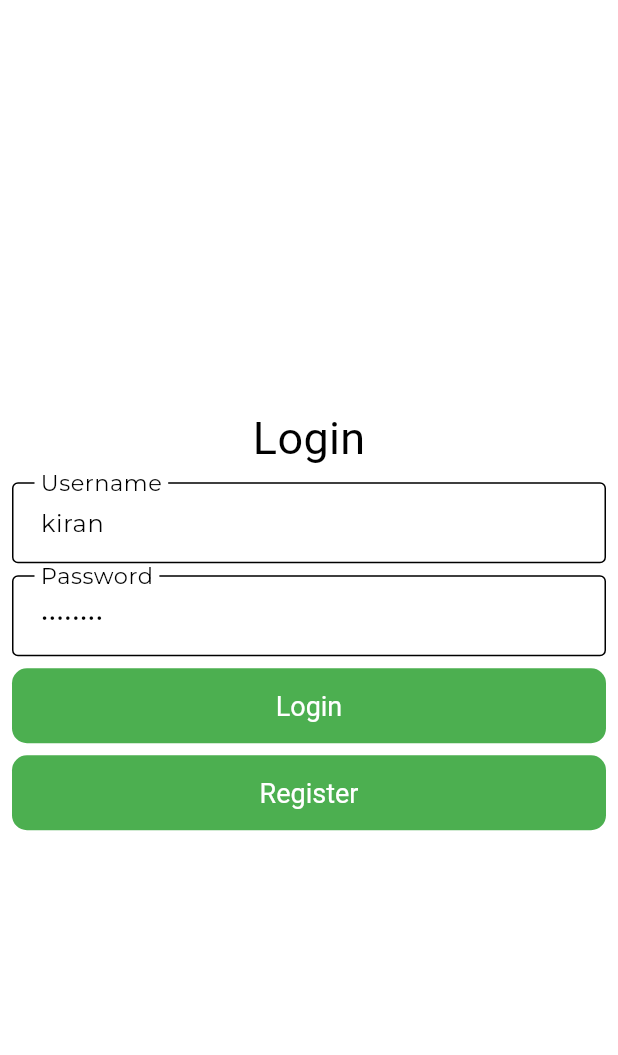
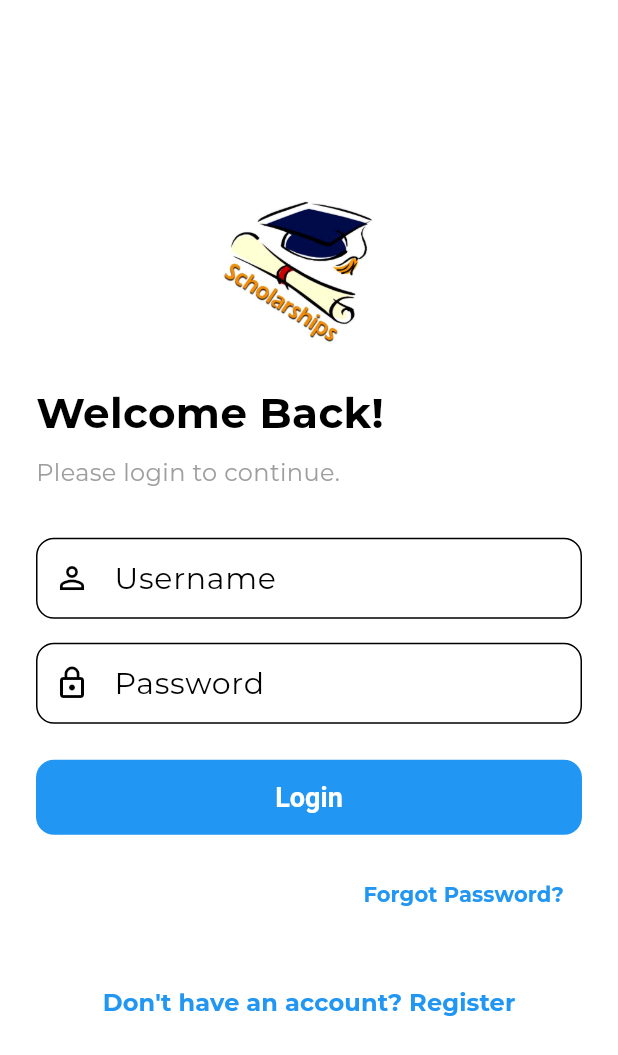
Before and after one commit to khushburajak/scholarship_finder_app, a Flutter app: the screen it shows after launch, after a tap on "Skip", on a phone screen of 412 x 824 dp. Shown: the top 1055 px of the screen. Run offline on Flutter 3.47's test engine with Material 3 defaults, Android fonts, the phone set to English and light mode, and no system bars; our stand-ins replace bloc, dartz, equatable, flutter_bloc, get_it, hive_flutter; accounts and stored records are empty; Roboto replaces fonts that are missing (Brand Bold); statements that could not run were skipped.

Commit message:
Login and Register UI modified

```diff
--- a/lib/core/theme/app_theme.dart
+++ b/lib/core/theme/app_theme.dart
@@ -1,5 +1,4 @@
 import 'package:flutter/material.dart';
-import 'package:scholarshuip_finder_app/app/constants/theme_constant.dart';
 
 class AppTheme {
   AppTheme._();
@@ -9,10 +8,10 @@ class AppTheme {
       // change the theme according to the user preference
       colorScheme: isDarkMode
           ? const ColorScheme.dark(
-              primary: ThemeConstant.darkPrimaryColor,
+              primary: Color.fromARGB(255, 226, 59, 255),
             )
           : const ColorScheme.light(
-              primary: Color.fromARGB(255, 17, 119, 20),
+              primary: Color.fromARGB(255, 17, 37, 119),
             ),
       brightness: isDarkMode ? Brightness.dark : Brightness.light,
       fontFamily: 'Montserrat',
@@ -21,7 +20,7 @@ class AppTheme {
       // Change app bar color
       appBarTheme: const AppBarTheme(
         elevation: 0,
-        backgroundColor: ThemeConstant.appBarColor,
+        backgroundColor: Color.fromARGB(255, 84, 76, 175),
         centerTitle: true,
         titleTextStyle: TextStyle(
           color: Colors.white,
@@ -34,7 +33,7 @@ class AppTheme {
         style: ElevatedButton.styleFrom(
           elevation: 0,
           foregroundColor: Colors.white,
-          backgroundColor: ThemeConstant.primaryColor,
+          backgroundColor: const Color.fromARGB(255, 79, 76, 175),
           textStyle: const TextStyle(
             fontSize: 20,
           ),
@@ -53,22 +52,22 @@ class AppTheme {
         ),
         errorBorder: OutlineInputBorder(
           borderSide: BorderSide(
-            color: Colors.red,
+            color: Color.fromARGB(255, 247, 33, 18),
           ),
         ),
         focusedBorder: OutlineInputBorder(
           borderSide: BorderSide(
-            color: ThemeConstant.primaryColor,
+            color: Color.fromARGB(255, 76, 91, 175),
           ),
         ),
       ),
       // Circular progress bar theme
       progressIndicatorTheme: const ProgressIndicatorThemeData(
-        color: ThemeConstant.primaryColor,
+        color: Color.fromARGB(255, 76, 86, 175),
       ),
       //Bottom navigation bar theme
       bottomNavigationBarTheme: const BottomNavigationBarThemeData(
-        backgroundColor: Colors.lightGreen,
+        backgroundColor: Color.fromARGB(255, 74, 96, 195),
         selectedItemColor: Colors.white,
         unselectedItemColor: Colors.black,
         type: BottomNavigationBarType.fixed,
--- a/lib/features/auth/presentation/view/login_view.dart
+++ b/lib/features/auth/presentation/view/login_view.dart
@@ -7,62 +7,96 @@ class LoginView extends StatelessWidget {
   LoginView({super.key});
 
   final _formKey = GlobalKey<FormState>();
-  final _usernameController = TextEditingController(text: 'kiran');
-  final _passwordController = TextEditingController(text: 'kiran123');
-
-  final _gap = const SizedBox(height: 8);
+  final _usernameController = TextEditingController();
+  final _passwordController = TextEditingController();
 
   @override
   Widget build(BuildContext context) {
+    final size = MediaQuery.of(context).size;
+
     return Scaffold(
       body: SafeArea(
-        child: Form(
-          key: _formKey,
         child: Center(
           child: SingleChildScrollView(
             child: Padding(
-                padding: const EdgeInsets.all(8),
+              padding: const EdgeInsets.symmetric(horizontal: 24, vertical: 16),
+              child: Column(
+                crossAxisAlignment: CrossAxisAlignment.start,
+                children: [
+                  // Brand or App Logo
+                  Center(
+                    child: Image.asset(
+                      'assets/images/splash.jpg', // Replace with your app's logo
+                      height: 100,
+                    ),
+                  ),
+                  const SizedBox(height: 24),
+                  // Title
+                  const Text(
+                    'Welcome Back!',
+                    style: TextStyle(
+                      fontSize: 28,
+                      fontWeight: FontWeight.bold,
+                    ),
+                  ),
+                  const SizedBox(height: 8),
+                  const Text(
+                    'Please login to continue.',
+                    style: TextStyle(
+                      fontSize: 16,
+                      color: Colors.grey,
+                    ),
+                  ),
+                  const SizedBox(height: 32),
+                  // Login Form
+                  Form(
+                    key: _formKey,
                     child: Column(
                       children: [
-                    const Text(
-                      'Login',
-                      style: TextStyle(
-                        fontSize: 30,
-                        fontFamily: 'Brand Bold',
-                      ),
-                    ),
-                    _gap,
+                        // Username Field
                         TextFormField(
                           key: const ValueKey('username'),
                           controller: _usernameController,
-                      decoration: const InputDecoration(
-                        border: OutlineInputBorder(),
+                          decoration: InputDecoration(
                             labelText: 'Username',
+                            prefixIcon: const Icon(Icons.person_outline),
+                            border: OutlineInputBorder(
+                              borderRadius: BorderRadius.circular(12),
+                            ),
                           ),
                           validator: (value) {
                             if (value!.isEmpty) {
-                          return 'Please enter username';
+                              return 'Please enter your username';
                             }
                             return null;
                           },
                         ),
-                    _gap,
+                        const SizedBox(height: 16),
+                        // Password Field
                         TextFormField(
                           key: const ValueKey('password'),
                           controller: _passwordController,
                           obscureText: true,
                           decoration: InputDecoration(
                             labelText: 'Password',
+                            prefixIcon: const Icon(Icons.lock_outline),
+                            border: OutlineInputBorder(
+                              borderRadius: BorderRadius.circular(12),
                             ),
-                      validator: ((value) {
+                          ),
+                          validator: (value) {
                             if (value == null || value.isEmpty) {
-                          return 'Please enter password';
+                              return 'Please enter your password';
                             }
                             return null;
-                      }),
+                          },
                         ),
-                    _gap,
-                    ElevatedButton(
+                        const SizedBox(height: 24),
+                        // Login Button
+                        SizedBox(
+                          width: size.width,
+                          height: 50,
+                          child: ElevatedButton(
                             onPressed: () async {
                               if (_formKey.currentState!.validate()) {
                                 context.read<LoginBloc>().add(
@@ -72,57 +106,61 @@ class LoginView extends StatelessWidget {
                                         password: _passwordController.text,
                                       ),
                                     );
-
-                          //   if (_usernameController.text == 'kiran' &&
-                          //       _passwordController.text == 'kiran123') {
-                          //     context.read<LoginBloc>().add(
-                          //           NavigateHomeScreenEvent(
-                          //             destination: HomeView(),
-                          //             context: context,
-                          //           ),
-                          //         );
-                          //   } else {
-                          //     showMySnackBar(
-                          //       context: context,
-                          //       message: 'Invalid username or password',
-                          //       color: Colors.red,
-                          //     );
-                          //   }
                               }
                             },
-                      child: const SizedBox(
-                        height: 50,
-                        child: Center(
-                          child: Text(
+                            style: ElevatedButton.styleFrom(
+                              backgroundColor: Colors.blue,
+                              shape: RoundedRectangleBorder(
+                                borderRadius: BorderRadius.circular(12),
+                              ),
+                            ),
+                            child: const Text(
                               'Login',
                               style: TextStyle(
                                 fontSize: 18,
-                              fontFamily: 'Brand Bold',
+                                fontWeight: FontWeight.bold,
                               ),
                             ),
                           ),
                         ),
+                      ],
                     ),
-                    const SizedBox(height: 8),
-                    ElevatedButton(
-                      key: const ValueKey('registerButton'),
+                  ),
+                  const SizedBox(height: 16),
+                  // Forgot Password
+                  Align(
+                    alignment: Alignment.centerRight,
+                    child: TextButton(
                       onPressed: () {
-                        context.read<LoginBloc>().add(
-                              NavigateRegisterScreenEvent(
-                                destination: RegisterView(),
-                                context: context,
+                        // Implement Forgot Password Navigation
+                      },
+                      child: const Text(
+                        'Forgot Password?',
+                        style: TextStyle(
+                          color: Colors.blue,
+                          fontWeight: FontWeight.bold,
+                        ),
+                      ),
+                    ),
+                  ),
+                  const SizedBox(height: 24),
+                  // Register Option
+                  Center(
+                    child: TextButton(
+                      onPressed: () {
+                        Navigator.push(
+                          context,
+                          MaterialPageRoute(
+                            builder: (context) => RegisterView(),
                           ),
                         );
                       },
-                      child: const SizedBox(
-                        height: 50,
-                        child: Center(
-                          child: Text(
-                            'Register',
+                      child: const Text(
+                        'Don\'t have an account? Register',
                         style: TextStyle(
-                              fontSize: 18,
-                              fontFamily: 'Brand Bold',
-                            ),
+                          fontSize: 16,
+                          fontWeight: FontWeight.bold,
+                          color: Colors.blue,
                         ),
                       ),
                     ),
@@ -133,7 +171,6 @@ class LoginView extends StatelessWidget {
           ),
         ),
       ),
-      ),
     );
   }
 }
```
Also changed, not shown: lib/features/auth/presentation/view/register_view.dart (+109 -49 lines). Lines whose indentation alone changed are shown as unchanged.
